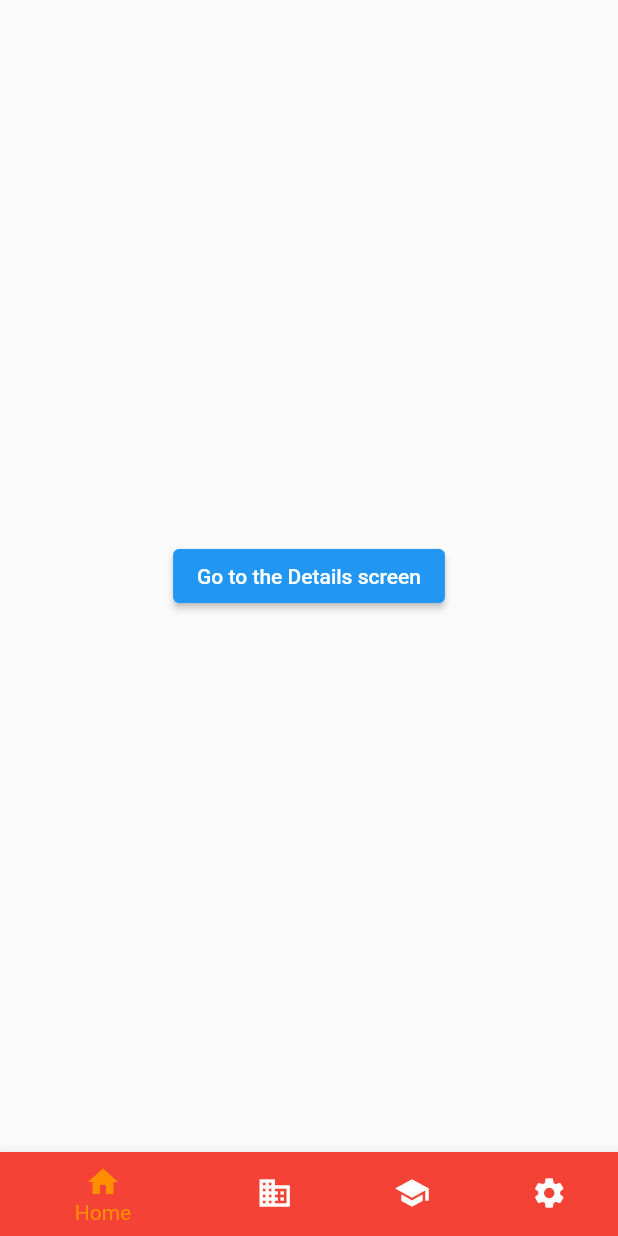
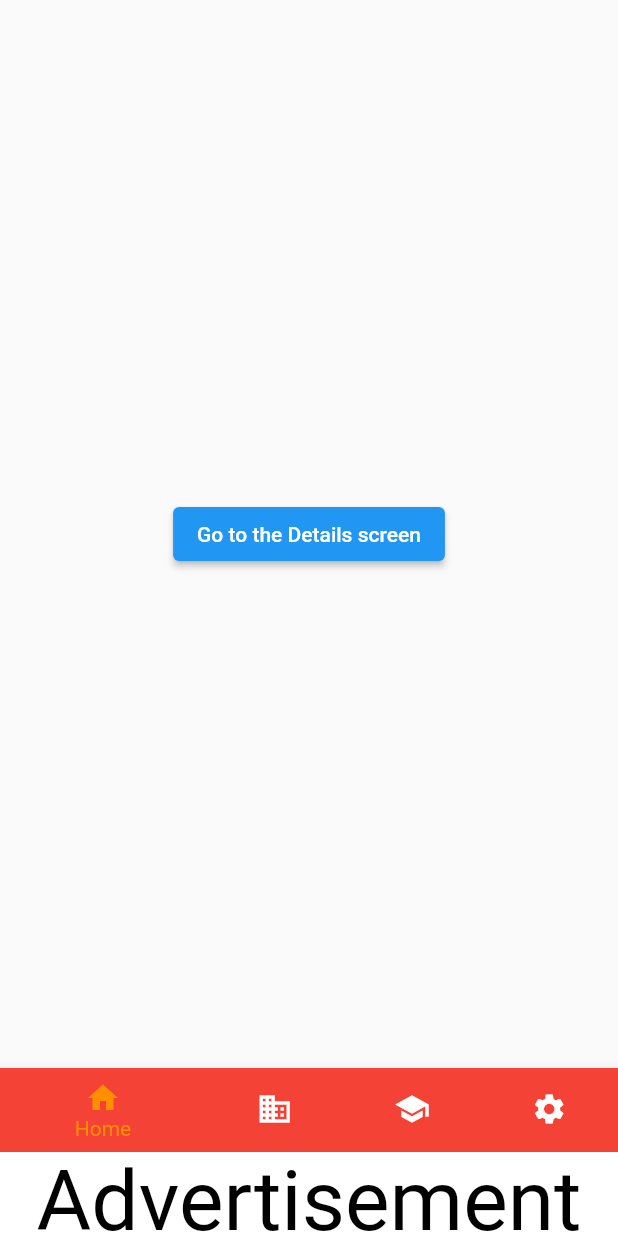
Before and after one commit to phanthang1994/600_tu_app, a Flutter app: the screen it shows after launch, on a phone screen of 412 x 824 dp. Run offline on Flutter 3.47's test engine with Material 2 defaults, Android fonts, the phone set to English and light mode, and no system bars; our stand-ins replace flutter_riverpod, go_router.

Commit message:
thêm quảng cáo ở cuối trang

```diff
--- a/lib/bottom_works_with_riverpod/hide_show_bottom_nav_done.dart
+++ b/lib/bottom_works_with_riverpod/hide_show_bottom_nav_done.dart
@@ -29,12 +29,15 @@ class MainScreen extends ConsumerWidget {
     final indexBottomNavbar = ref.watch(indexBottomNavbarProvider);
     final visible = ref.watch(visibilityProvider);
     return Scaffold(
-            body: IndexedStack(
+            body: Column(
+              children: [
+                Expanded(
+                  child: IndexedStack(
                     index: indexBottomNavbar,
                     children: [
                       Center(
-                  child:ElevatedButton(
-                  onPressed: () =>  ref.read(goRouterProvider).go('/details'),
+                        child: ElevatedButton(
+                          onPressed: () => ref.read(goRouterProvider).go('/details'),
                           child: const Text('Go to the Details screen'),
                         ),
                       ),
@@ -47,7 +50,9 @@ class MainScreen extends ConsumerWidget {
                       ),
                     ],
                   ),
-          bottomNavigationBar: AnimatedContainer(
+                ),
+                // Bottom Navigation Text
+                AnimatedContainer(
                   duration: const Duration(milliseconds: 1000),
                   curve: Curves.fastLinearToSlowEaseIn,
                   height: visible ? kBottomNavigationBarHeight : 0,
@@ -56,6 +61,23 @@ class MainScreen extends ConsumerWidget {
                       buildBottomNavigationBar(ref),
                     ],
                   ),
+                ),
+                Center(
+                  child: SizedBox(
+                    height: kBottomNavigationBarHeight,
+                    child: Container(
+                      color: Colors.white,  // Set the background color to black
+                      child: const Center(
+                        child: Text(
+                          "Advertisement",
+                          style: TextStyle(fontSize: kBottomNavigationBarHeight, color: Colors.black), // Adjust font size and text color
+                          textAlign: TextAlign.center,
+                        ),
+                      ),
+                    ),
+                  ),
+                ),
+              ],
             ),
         );
   }
```
Lines whose indentation alone changed are shown as unchanged.
